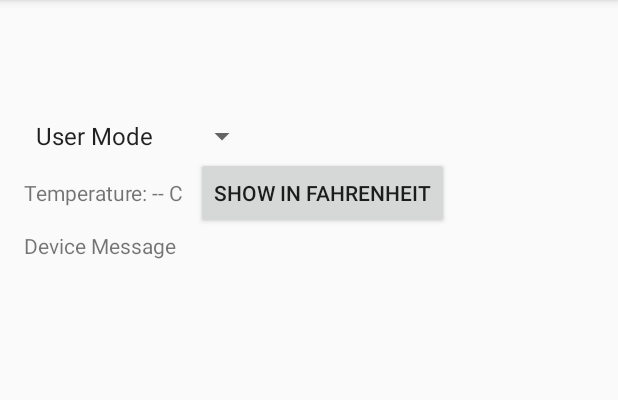
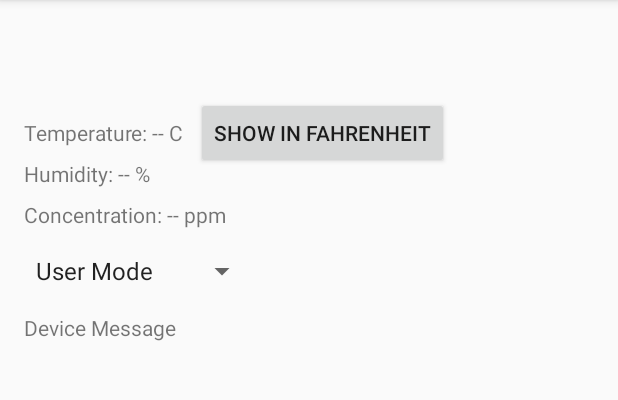
Before and after one commit to y-varde/SmartHomeMonitoringSystem, an Android app: the DeviceDetailActivity screen opened directly, with no data from a screen before it, on a phone screen of 412 x 824 dp, the part 84-484 px from its top. Run offline under Robolectric (Android 15) with nearby library versions, the phone set to English and light mode, and no system bars; 1 statement that could not run was skipped.

Commit message:
ability to adjust sampling rate from app

```diff
--- a/app/src/main/java/com/example/cv/eeepois/DeviceDetailActivity.java
+++ b/app/src/main/java/com/example/cv/eeepois/DeviceDetailActivity.java
@@ -1,5 +1,6 @@
 package com.example.cv.eeepois;
 
+import android.Manifest;
 import android.bluetooth.BluetoothAdapter;
 import android.bluetooth.BluetoothDevice;
 import android.bluetooth.BluetoothGatt;
@@ -7,13 +8,17 @@ import android.bluetooth.BluetoothGattCallback;
 import android.bluetooth.BluetoothGattCharacteristic;
 import android.bluetooth.BluetoothGattService;
 import android.bluetooth.BluetoothProfile;
+import android.content.pm.PackageManager;
 import android.content.SharedPreferences;
 import android.os.Bundle;
+import android.support.v4.app.ActivityCompat;
+import android.support.v4.content.ContextCompat;
 import android.support.v7.app.AppCompatActivity;
 import android.view.View;
 import android.widget.AdapterView;
 import android.widget.ArrayAdapter;
 import android.widget.Button;
+import android.widget.SeekBar;
 import android.widget.Spinner;
 import android.widget.TextView;
 import android.widget.Toast;
@@ -27,13 +32,19 @@ public class DeviceDetailActivity extends AppCompatActivity {
     private static final String TAG = "DeviceDetailActivity";
     private static final String PREFS_NAME = "DeviceDetailPrefs";
     private static final String KEY_ARMED_STATE = "armedState";
+    private static final int REQUEST_PERMISSIONS = 1;
     private BluetoothGatt bluetoothGatt;
     private TextView txtDeviceName;
     private TextView txtDeviceAddress;
     private TextView txtTemperature;
+    private TextView txtHumidity;
+    private TextView txtGasConcentration;
+    private TextView txtSamplingRate;
     private TextView txtDeviceMessage;
     private Button btnToggleTempUnit;
     private Button btnArmSystem;
+    private Button btnUpdateSamplingRate;
+    private SeekBar seekBarSamplingRate;
     private Spinner modeSpinner;
 
     private static final UUID SERVICE_UUID = UUID.fromString("0000ffe0-0000-1000-8000-00805f9b34fb");
@@ -42,6 +53,7 @@ public class DeviceDetailActivity extends AppCompatActivity {
     private StringBuilder messageBuilder = new StringBuilder();
     private boolean showInFahrenheit = false;
     private boolean isArmed = false;
+    private int samplingRate = 1; // Default sampling rate in seconds
 
     @Override
     protected void onCreate(Bundle savedInstanceState) {
@@ -51,9 +63,14 @@ public class DeviceDetailActivity extends AppCompatActivity {
         txtDeviceName = findViewById(R.id.txtDeviceName);
         txtDeviceAddress = findViewById(R.id.txtDeviceAddress);
         txtTemperature = findViewById(R.id.txtTemperature);
+        txtHumidity = findViewById(R.id.txtHumidity);
+        txtGasConcentration = findViewById(R.id.txtGasConcentration);
+        txtSamplingRate = findViewById(R.id.txtSamplingRate);
         txtDeviceMessage = findViewById(R.id.txtDeviceMessage);
         btnToggleTempUnit = findViewById(R.id.btnToggleTempUnit);
         btnArmSystem = findViewById(R.id.btnArmSystem);
+        btnUpdateSamplingRate = findViewById(R.id.btnUpdateSamplingRate);
+        seekBarSamplingRate = findViewById(R.id.seekBarSamplingRate);
         modeSpinner = findViewById(R.id.mode_spinner);
 
         String deviceName = getIntent().getStringExtra("deviceName");
@@ -73,6 +90,31 @@ public class DeviceDetailActivity extends AppCompatActivity {
             @Override
             public void onClick(View v) {
                 toggleArmSystem();
+            }
+        });
+
+        btnUpdateSamplingRate.setOnClickListener(new View.OnClickListener() {
+            @Override
+            public void onClick(View v) {
+                sendMessageToDevice("S" + samplingRate);
+            }
+        });
+
+        seekBarSamplingRate.setOnSeekBarChangeListener(new SeekBar.OnSeekBarChangeListener() {
+            @Override
+            public void onProgressChanged(SeekBar seekBar, int progress, boolean fromUser) {
+                samplingRate = progress + 1; // Sampling rate in seconds
+                txtSamplingRate.setText("Sampling Rate: " + samplingRate + "s");
+            }
+
+            @Override
+            public void onStartTrackingTouch(SeekBar seekBar) {
+                // Do nothing
+            }
+
+            @Override
+            public void onStopTrackingTouch(SeekBar seekBar) {
+                // Do nothing
             }
         });
 
@@ -99,7 +141,37 @@ public class DeviceDetailActivity extends AppCompatActivity {
         isArmed = preferences.getBoolean(KEY_ARMED_STATE, false);
         updateArmButton();
 
-        connectToDevice(deviceAddress);
+        // Check and request permissions
+        checkPermissions();
+    }
+
+    private void checkPermissions() {
+        if (ContextCompat.checkSelfPermission(this, Manifest.permission.BLUETOOTH) != PackageManager.PERMISSION_GRANTED ||
+            ContextCompat.checkSelfPermission(this, Manifest.permission.BLUETOOTH_ADMIN) != PackageManager.PERMISSION_GRANTED ||
+            ContextCompat.checkSelfPermission(this, Manifest.permission.ACCESS_FINE_LOCATION) != PackageManager.PERMISSION_GRANTED) {
+
+            ActivityCompat.requestPermissions(this, new String[]{
+                Manifest.permission.BLUETOOTH,
+                Manifest.permission.BLUETOOTH_ADMIN,
+                Manifest.permission.ACCESS_FINE_LOCATION
+            }, REQUEST_PERMISSIONS);
+        } else {
+            // Permissions already granted, proceed with Bluetooth setup
+            connectToDevice(getIntent().getStringExtra("deviceAddress"));
+        }
+    }
+
+    @Override
+    public void onRequestPermissionsResult(int requestCode, String[] permissions, int[] grantResults) {
+        super.onRequestPermissionsResult(requestCode, permissions, grantResults);
+        if (requestCode == REQUEST_PERMISSIONS) {
+            if (grantResults.length > 0 && grantResults[0] == PackageManager.PERMISSION_GRANTED) {
+                // Permissions granted, proceed with Bluetooth setup
+                connectToDevice(getIntent().getStringExtra("deviceAddress"));
+            } else {
+                showToast("Permissions required for Bluetooth scanning");
+            }
+        }
     }
 
     private void connectToDevice(String MAC) {
@@ -201,8 +273,14 @@ public class DeviceDetailActivity extends AppCompatActivity {
             }
             txtTemperature.setText(temperatureLine);
         }
+        if (lines.length > 1) {
+            txtHumidity.setText(lines[1]);
+        }
+        if (lines.length > 2) {
+            txtGasConcentration.setText(lines[2]);
+        }
         StringBuilder otherLines = new StringBuilder();
-        for (int i = 1; i < lines.length; i++) {
+        for (int i = 3; i < lines.length; i++) {
             otherLines.append(lines[i]).append("\n");
         }
         txtDeviceMessage.setText(otherLines.toString().trim());
@@ -255,8 +333,14 @@ public class DeviceDetailActivity extends AppCompatActivity {
     private void handleModeChange(String selectedMode) {
         if ("Admin Mode".equals(selectedMode)) {
             btnArmSystem.setVisibility(View.VISIBLE);
+            txtSamplingRate.setVisibility(View.VISIBLE);
+            seekBarSamplingRate.setVisibility(View.VISIBLE);
+            btnUpdateSamplingRate.setVisibility(View.VISIBLE);
         } else {
             btnArmSystem.setVisibility(View.GONE);
+            txtSamplingRate.setVisibility(View.GONE);
+            seekBarSamplingRate.setVisibility(View.GONE);
+            btnUpdateSamplingRate.setVisibility(View.GONE);
         }
     }
 
--- a/app/src/main/res/layout/activity_device_detail.xml
+++ b/app/src/main/res/layout/activity_device_detail.xml
@@ -26,22 +26,12 @@
         app:layout_constraintEnd_toEndOf="parent"
         android:layout_marginTop="8dp" />
 
-    <Spinner
-        android:id="@+id/mode_spinner"
-        android:layout_width="wrap_content"
-        android:layout_height="wrap_content"
-        android:entries="@array/mode_array"
-        app:layout_constraintTop_toBottomOf="@id/txtDeviceAddress"
-        app:layout_constraintStart_toStartOf="parent"
-        android:layout_marginTop="16dp"
-        android:layout_marginStart="16dp" />
-
     <TextView
         android:id="@+id/txtTemperature"
         android:layout_width="wrap_content"
         android:layout_height="wrap_content"
         android:text="Temperature: -- C"
-        app:layout_constraintTop_toBottomOf="@id/mode_spinner"
+        app:layout_constraintTop_toBottomOf="@id/txtDeviceAddress"
         app:layout_constraintStart_toStartOf="parent"
         android:layout_marginTop="16dp"
         android:layout_marginStart="16dp" />
@@ -56,13 +46,79 @@
         app:layout_constraintStart_toEndOf="@id/txtTemperature"
         android:layout_marginStart="8dp" />
 
+    <TextView
+        android:id="@+id/txtHumidity"
+        android:layout_width="wrap_content"
+        android:layout_height="wrap_content"
+        android:text="Humidity: -- %"
+        app:layout_constraintTop_toBottomOf="@id/txtTemperature"
+        app:layout_constraintStart_toStartOf="parent"
+        android:layout_marginTop="8dp"
+        android:layout_marginStart="16dp" />
+
+    <TextView
+        android:id="@+id/txtGasConcentration"
+        android:layout_width="wrap_content"
+        android:layout_height="wrap_content"
+        android:text="Concentration: -- ppm"
+        app:layout_constraintTop_toBottomOf="@id/txtHumidity"
+        app:layout_constraintStart_toStartOf="parent"
+        android:layout_marginTop="8dp"
+        android:layout_marginStart="16dp" />
+
+    <Spinner
+        android:id="@+id/mode_spinner"
+        android:layout_width="wrap_content"
+        android:layout_height="wrap_content"
+        android:entries="@array/mode_array"
+        app:layout_constraintTop_toBottomOf="@id/txtGasConcentration"
+        app:layout_constraintStart_toStartOf="parent"
+        android:layout_marginTop="16dp"
+        android:layout_marginStart="16dp" />
+
+    <TextView
+        android:id="@+id/txtSamplingRate"
+        android:layout_width="wrap_content"
+        android:layout_height="wrap_content"
+        android:text="Sampling Rate: 1s"
+        app:layout_constraintTop_toBottomOf="@id/mode_spinner"
+        app:layout_constraintStart_toStartOf="parent"
+        android:layout_marginTop="16dp"
+        android:layout_marginStart="16dp"
+        android:visibility="gone" />
+
+    <SeekBar
+        android:id="@+id/seekBarSamplingRate"
+        android:layout_width="0dp"
+        android:layout_height="wrap_content"
+        android:max="10"
+        android:progress="1"
+        app:layout_constraintTop_toBottomOf="@id/txtSamplingRate"
+        app:layout_constraintStart_toStartOf="parent"
+        app:layout_constraintEnd_toEndOf="parent"
+        android:layout_marginTop="8dp"
+        android:layout_marginStart="16dp"
+        android:layout_marginEnd="16dp"
+        android:visibility="gone" />
+
+    <Button
+        android:id="@+id/btnUpdateSamplingRate"
+        android:layout_width="wrap_content"
+        android:layout_height="wrap_content"
+        android:text="Update"
+        android:visibility="gone"
+        app:layout_constraintTop_toBottomOf="@id/seekBarSamplingRate"
+        app:layout_constraintStart_toStartOf="parent"
+        android:layout_marginTop="16dp"
+        android:layout_marginStart="16dp" />
+
     <Button
         android:id="@+id/btnArmSystem"
         android:layout_width="wrap_content"
         android:layout_height="wrap_content"
         android:text="ARM SYSTEM"
         android:visibility="gone"
-        app:layout_constraintTop_toBottomOf="@id/txtTemperature"
+        app:layout_constraintTop_toBottomOf="@id/btnUpdateSamplingRate"
         app:layout_constraintStart_toStartOf="parent"
         android:layout_marginTop="16dp"
         android:layout_marginStart="16dp" />
```
Also changed, not shown: 1 other file.
